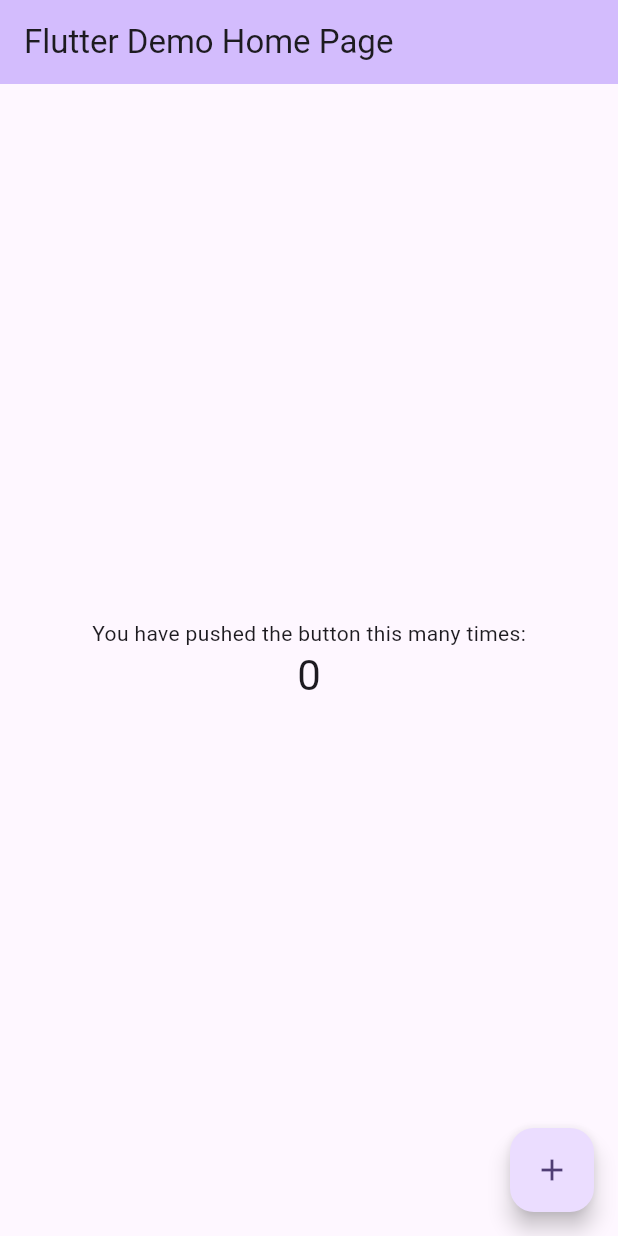
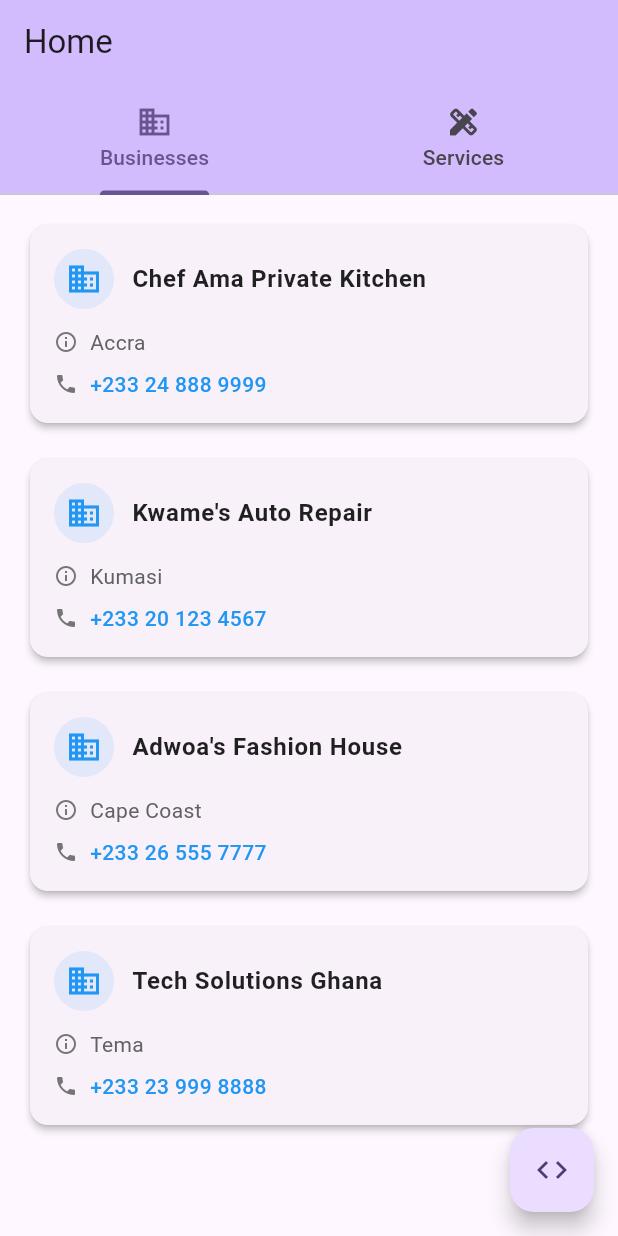
Before and after one commit to kingsleyocran/geny_test, a Flutter app: the screen it shows after launch, on a phone screen of 412 x 824 dp. Run offline on Flutter 3.47's test engine with Material 3 defaults, Android fonts, the phone set to English and light mode, and no system bars.

Commit message:
Initial Scaffolding

```diff
--- a/analysis_options.yaml
+++ b/analysis_options.yaml
@@ -7,6 +7,9 @@
 
 # The following line activates a set of recommended lints for Flutter apps,
 # packages, and plugins designed to encourage good coding practices.
+analyzer:
+  errors:
+    deprecated_member_use: ignore
 include: package:flutter_lints/flutter.yaml
 
 linter:
--- /dev/null
+++ b/lib/data/sample_data.dart
@@ -0,0 +1,80 @@
+import '../models/business.dart';
+import '../models/service.dart';
+
+class SampleData {
+  static final List<Business> businesses = [
+    const Business(
+      bizName: "Chef Ama Private Kitchen",
+      bssLocation: "Accra",
+      contactNo: "+233 24 888 9999",
+    ),
+    const Business(
+      bizName: "Kwame's Auto Repair",
+      bssLocation: "Kumasi",
+      contactNo: "+233 20 123 4567",
+    ),
+    const Business(
+      bizName: "Adwoa's Fashion House",
+      bssLocation: "Cape Coast",
+      contactNo: "+233 26 555 7777",
+    ),
+    const Business(
+      bizName: "Tech Solutions Ghana",
+      bssLocation: "Tema",
+      contactNo: "+233 23 999 8888",
+    ),
+  ];
+
+  static final List<Service> services = [
+    const Service(
+      serviceName: "Private Chef Services",
+      category: "Catering",
+      provider: "Chef Ama",
+      contactNo: "+233 24 888 9999",
+      price: 350.0,
+    ),
+    const Service(
+      serviceName: "Mobile App Development",
+      category: "Technology",
+      provider: "Tech Solutions Ghana",
+      contactNo: "+233 23 999 8888",
+      price: 2500.0,
+    ),
+    const Service(
+      serviceName: "Custom Tailoring",
+      category: "Fashion",
+      provider: "Adwoa's Fashion House",
+      contactNo: "+233 26 555 7777",
+      price: 120.0,
+    ),
+    const Service(
+      serviceName: "Car Maintenance",
+      category: "Automotive",
+      provider: "Kwame's Auto Repair",
+      contactNo: "+233 20 123 4567",
+      price: 200.0,
+    ),
+    const Service(
+      serviceName: "Wedding Photography",
+      category: "Photography",
+      provider: "Lens Masters",
+      contactNo: "+233 24 111 2222",
+      price: 800.0,
+    ),
+  ];
+
+  // Sample JSON data for demonstration
+  static const Map<String, dynamic> businessJson = {
+    "biz_name": "Chef Ama Private Kitchen",
+    "bss_location": "Accra",
+    "contct_no": "+233 24 888 9999"
+  };
+
+  static const Map<String, dynamic> serviceJson = {
+    "service_name": "Private Chef Services",
+    "category": "Catering",
+    "provider": "Chef Ama",
+    "contact_no": "+233 24 888 9999",
+    "price": 350.0
+  };
+}
--- /dev/null
+++ b/lib/interfaces/card_displayable.dart
@@ -0,0 +1,10 @@
+import 'package:flutter/material.dart';
+
+/// Interface for objects that can be displayed in a card
+abstract class CardDisplayable {
+  String get primaryTitle;
+  String get secondaryInfo;
+  String get contactInfo;
+  IconData get cardIcon;
+  Color get primaryColor;
+}
--- a/lib/main.dart
+++ b/lib/main.dart
@@ -1,4 +1,5 @@
 import 'package:flutter/material.dart';
+import 'pages/homepage.dart';
 
 void main() {
   runApp(const MyApp());
@@ -7,119 +8,15 @@
 class MyApp extends StatelessWidget {
   const MyApp({super.key});
 
-  // This widget is the root of your application.
   @override
   Widget build(BuildContext context) {
     return MaterialApp(
-      title: 'Flutter Demo',
+      title: 'Geny AI',
       theme: ThemeData(
-        // This is the theme of your application.
-        //
-        // TRY THIS: Try running your application with "flutter run". You'll see
-        // the application has a purple toolbar. Then, without quitting the app,
-        // try changing the seedColor in the colorScheme below to Colors.green
-        // and then invoke "hot reload" (save your changes or press the "hot
-        // reload" button in a Flutter-supported IDE, or press "r" if you used
-        // the command line to start the app).
-        //
-        // Notice that the counter didn't reset back to zero; the application
-        // state is not lost during the reload. To reset the state, use hot
-        // restart instead.
-        //
-        // This works for code too, not just values: Most code changes can be
-        // tested with just a hot reload.
         colorScheme: ColorScheme.fromSeed(seedColor: Colors.deepPurple),
         useMaterial3: true,
       ),
-      home: const MyHomePage(title: 'Flutter Demo Home Page'),
+      home: const MyHomePage(title: 'Home'),
     );
   }
 }
-
-class MyHomePage extends StatefulWidget {
-  const MyHomePage({super.key, required this.title});
-
-  // This widget is the home page of your application. It is stateful, meaning
-  // that it has a State object (defined below) that contains fields that affect
-  // how it looks.
-
-  // This class is the configuration for the state. It holds the values (in this
-  // case the title) provided by the parent (in this case the App widget) and
-  // used by the build method of the State. Fields in a Widget subclass are
-  // always marked "final".
-
-  final String title;
-
-  @override
-  State<MyHomePage> createState() => _MyHomePageState();
-}
-
-class _MyHomePageState extends State<MyHomePage> {
-  int _counter = 0;
-
-  void _incrementCounter() {
-    setState(() {
-      // This call to setState tells the Flutter framework that something has
-      // changed in this State, which causes it to rerun the build method below
-      // so that the display can reflect the updated values. If we changed
-      // _counter without calling setState(), then the build method would not be
-      // called again, and so nothing would appear to happen.
-      _counter++;
-    });
-  }
-
-  @override
-  Widget build(BuildContext context) {
-    // This method is rerun every time setState is called, for instance as done
-    // by the _incrementCounter method above.
-    //
-    // The Flutter framework has been optimized to make rerunning build methods
-    // fast, so that you can just rebuild anything that needs updating rather
-    // than having to individually change instances of widgets.
-    return Scaffold(
-      appBar: AppBar(
-        // TRY THIS: Try changing the color here to a specific color (to
-        // Colors.amber, perhaps?) and trigger a hot reload to see the AppBar
-        // change color while the other colors stay the same.
-        backgroundColor: Theme.of(context).colorScheme.inversePrimary,
-        // Here we take the value from the MyHomePage object that was created by
-        // the App.build method, and use it to set our appbar title.
-        title: Text(widget.title),
-      ),
-      body: Center(
-        // Center is a layout widget. It takes a single child and positions it
-        // in the middle of the parent.
-        child: Column(
-          // Column is also a layout widget. It takes a list of children and
-          // arranges them vertically. By default, it sizes itself to fit its
-          // children horizontally, and tries to be as tall as its parent.
-          //
-          // Column has various properties to control how it sizes itself and
-          // how it positions its children. Here we use mainAxisAlignment to
-          // center the children vertically; the main axis here is the vertical
-          // axis because Columns are vertical (the cross axis would be
-          // horizontal).
-          //
-          // TRY THIS: Invoke "debug painting" (choose the "Toggle Debug Paint"
-          // action in the IDE, or press "p" in the console), to see the
-          // wireframe for each widget.
-          mainAxisAlignment: MainAxisAlignment.center,
-          children: <Widget>[
-            const Text(
-              'You have pushed the button this many times:',
-            ),
-            Text(
-              '$_counter',
-              style: Theme.of(context).textTheme.headlineMedium,
-            ),
-          ],
-        ),
-      ),
-      floatingActionButton: FloatingActionButton(
-        onPressed: _incrementCounter,
-        tooltip: 'Increment',
-        child: const Icon(Icons.add),
-      ), // This trailing comma makes auto-formatting nicer for build methods.
-    );
-  }
-}
--- /dev/null
+++ b/lib/models/business.dart
@@ -0,0 +1,50 @@
+import 'package:flutter/material.dart';
+import '../interfaces/card_displayable.dart';
+
+class Business implements CardDisplayable {
+  final String bizName;
+  final String bssLocation;
+  final String contactNo;
+
+  const Business({
+    required this.bizName,
+    required this.bssLocation,
+    required this.contactNo,
+  });
+
+  factory Business.fromJson(Map<String, dynamic> json) {
+    return Business(
+      bizName: json['biz_name'] as String,
+      bssLocation: json['bss_location'] as String,
+      contactNo: json['contct_no'] as String,
+    );
+  }
+
+  Map<String, dynamic> toJson() {
+    return {
+      'biz_name': bizName,
+      'bss_location': bssLocation,
+      'contct_no': contactNo,
+    };
+  }
+
+  @override
+  String get primaryTitle => bizName;
+
+  @override
+  String get secondaryInfo => bssLocation;
+
+  @override
+  String get contactInfo => contactNo;
+
+  @override
+  IconData get cardIcon => Icons.business;
+
+  @override
+  Color get primaryColor => Colors.blue;
+
+  @override
+  String toString() {
+    return 'Business(bizName: $bizName, bssLocation: $bssLocation, contactNo: $contactNo)';
+  }
+}
--- /dev/null
+++ b/lib/models/models.dart
@@ -0,0 +1,3 @@
+// Export all models
+export 'business.dart';
+export 'service.dart';
--- /dev/null
+++ b/lib/models/service.dart
@@ -0,0 +1,60 @@
+import 'package:flutter/material.dart';
+import '../interfaces/card_displayable.dart';
+
+class Service implements CardDisplayable {
+  final String serviceName;
+  final String category;
+  final String provider;
+  final String contactNo;
+  final double price;
+
+  const Service({
+    required this.serviceName,
+    required this.category,
+    required this.provider,
+    required this.contactNo,
+    required this.price,
+  });
+
+  factory Service.fromJson(Map<String, dynamic> json) {
+    return Service(
+      serviceName: json['service_name'] as String,
+      category: json['category'] as String,
+      provider: json['provider'] as String,
+      contactNo: json['contact_no'] as String,
+      price: (json['price'] as num).toDouble(),
+    );
+  }
+
+  Map<String, dynamic> toJson() {
+    return {
+      'service_name': serviceName,
+      'category': category,
+      'provider': provider,
+      'contact_no': contactNo,
+      'price': price,
+    };
+  }
+
+  @override
+  String get primaryTitle => serviceName;
+
+  @override
+  String get secondaryInfo => '$category • \$${price.toStringAsFixed(2)}';
+
+  @override
+  String get contactInfo => contactNo;
+
+  @override
+  IconData get cardIcon => Icons.design_services;
+
+  @override
+  Color get primaryColor => Colors.green;
+
+  String get formattedPrice => '\$${price.toStringAsFixed(2)}';
+
+  @override
+  String toString() {
+    return 'Service(serviceName: $serviceName, category: $category, provider: $provider, contactNo: $contactNo, price: $price)';
+  }
+}
--- /dev/null
+++ b/lib/pages/homepage.dart
@@ -0,0 +1,172 @@
+import 'package:flutter/material.dart';
+import '../widgets/business_card.dart';
+import '../data/sample_data.dart';
+import '../models/business.dart';
+import '../models/service.dart';
+
+class MyHomePage extends StatefulWidget {
+  const MyHomePage({super.key, required this.title});
+
+  final String title;
+
+  @override
+  State<MyHomePage> createState() => _MyHomePageState();
+}
+
+class _MyHomePageState extends State<MyHomePage>
+    with SingleTickerProviderStateMixin {
+  late TabController _tabController;
+
+  @override
+  void initState() {
+    super.initState();
+    _tabController = TabController(length: 3, vsync: this);
+  }
+
+  @override
+  void dispose() {
+    _tabController.dispose();
+    super.dispose();
+  }
+
+  @override
+  Widget build(BuildContext context) {
+    return Scaffold(
+      appBar: AppBar(
+        backgroundColor: Theme.of(context).colorScheme.inversePrimary,
+        title: Text(widget.title),
+        bottom: TabBar(
+          controller: _tabController,
+          tabs: const [
+            Tab(icon: Icon(Icons.business), text: 'Businesses'),
+            Tab(icon: Icon(Icons.design_services), text: 'Services'),
+          ],
+        ),
+      ),
+      body: TabBarView(
+        controller: _tabController,
+        children: [
+          // Businesses Tab
+          ListView.builder(
+            padding: const EdgeInsets.symmetric(vertical: 8),
+            itemCount: SampleData.businesses.length,
+            itemBuilder: (context, index) {
+              final business = SampleData.businesses[index];
+              return BusinessCard<Business>(
+                item: business,
+                onTap: () => _showDetailsDialog(context, business),
+              );
+            },
+          ),
+
+          // Services Tab
+          ListView.builder(
+            padding: const EdgeInsets.symmetric(vertical: 8),
+            itemCount: SampleData.services.length,
+            itemBuilder: (context, index) {
+              final service = SampleData.services[index];
+              return BusinessCard<Service>(
+                item: service,
+                onTap: () => _showDetailsDialog(context, service),
+              );
+            },
+          ),
+        ],
+      ),
+      floatingActionButton: FloatingActionButton(
+        onPressed: () => _showJsonDemo(context),
+        tooltip: 'Show JSON Demo',
+        child: const Icon(Icons.code),
+      ),
+    );
+  }
+
+  void _showDetailsDialog(BuildContext context, dynamic item) {
+    showDialog(
+      context: context,
+      builder: (BuildContext context) {
+        return AlertDialog(
+          title: Text(item.primaryTitle),
+          content: Column(
+            crossAxisAlignment: CrossAxisAlignment.start,
+            mainAxisSize: MainAxisSize.min,
+            children: [
+              Text('Type: ${item.runtimeType}'),
+              const SizedBox(height: 8),
+              Text('Info: ${item.secondaryInfo}'),
+              const SizedBox(height: 8),
+              Text('Contact: ${item.contactInfo}'),
+              if (item is Service) ...[
+                const SizedBox(height: 8),
+                Text('Provider: ${item.provider}'),
+                Text('Category: ${item.category}'),
+                Text('Price: ${item.formattedPrice}'),
+              ],
+              if (item is Business) ...[
+                const SizedBox(height: 8),
+                Text('Business: ${item.bizName}'),
+                Text('Location: ${item.bssLocation}'),
+              ],
+            ],
+          ),
+          actions: [
+            TextButton(
+              child: const Text('Close'),
+              onPressed: () {
+                Navigator.of(context).pop();
+              },
+            ),
+          ],
+        );
+      },
+    );
+  }
+
+  void _showJsonDemo(BuildContext context) {
+    final businessFromJson = Business.fromJson(SampleData.businessJson);
+    final serviceFromJson = Service.fromJson(SampleData.serviceJson);
+
+    showDialog(
+      context: context,
+      builder: (BuildContext context) {
+        return AlertDialog(
+          title: const Text('JSON Parsing Demo'),
+          content: SingleChildScrollView(
+            child: Column(
+              crossAxisAlignment: CrossAxisAlignment.start,
+              mainAxisSize: MainAxisSize.min,
+              children: [
+                const Text('Business from JSON:',
+                    style: TextStyle(fontWeight: FontWeight.bold)),
+                Text(businessFromJson.toString()),
+                const SizedBox(height: 16),
+                const Text('Service from JSON:',
+                    style: TextStyle(fontWeight: FontWeight.bold)),
+                Text(serviceFromJson.toString()),
+                const SizedBox(height: 16),
+                BusinessCard<Business>(
+                  item: businessFromJson,
+                  margin: EdgeInsets.zero,
+                  elevation: 2,
+                ),
+                BusinessCard<Service>(
+                  item: serviceFromJson,
+                  margin: EdgeInsets.zero,
+                  elevation: 2,
+                ),
+              ],
+            ),
+          ),
+          actions: [
+            TextButton(
+              child: const Text('Close'),
+              onPressed: () {
+                Navigator.of(context).pop();
+              },
+            ),
+          ],
+        );
+      },
+    );
+  }
+}
```
Also changed, not shown: lib/widgets/business_card.dart (added, +143 -0 lines).
